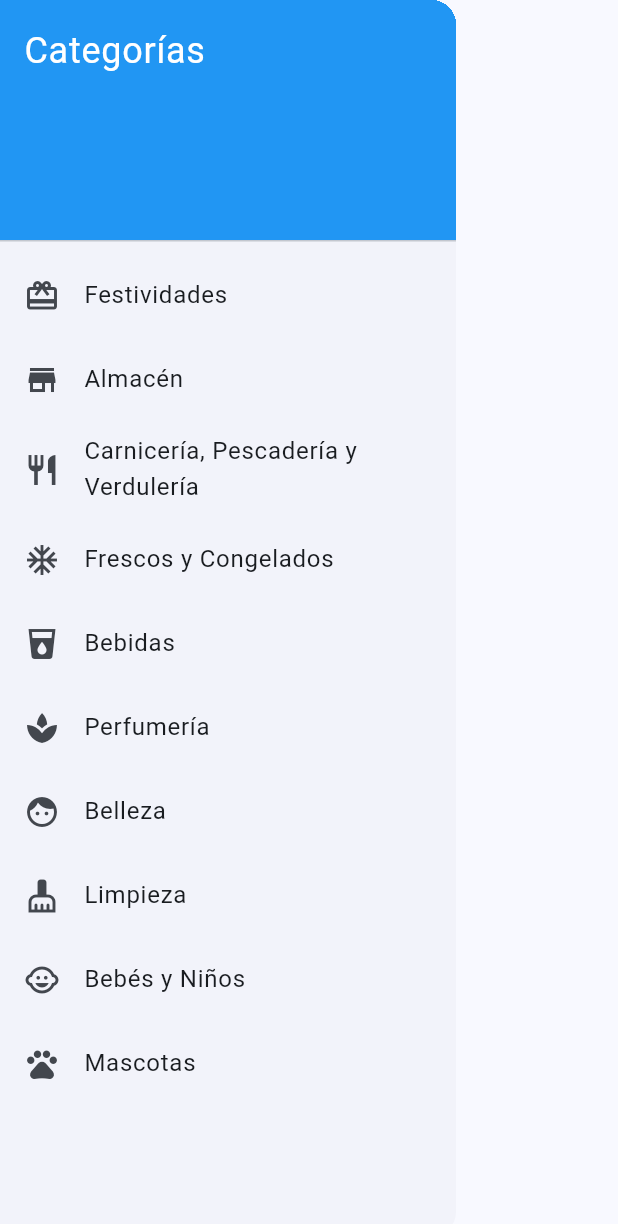
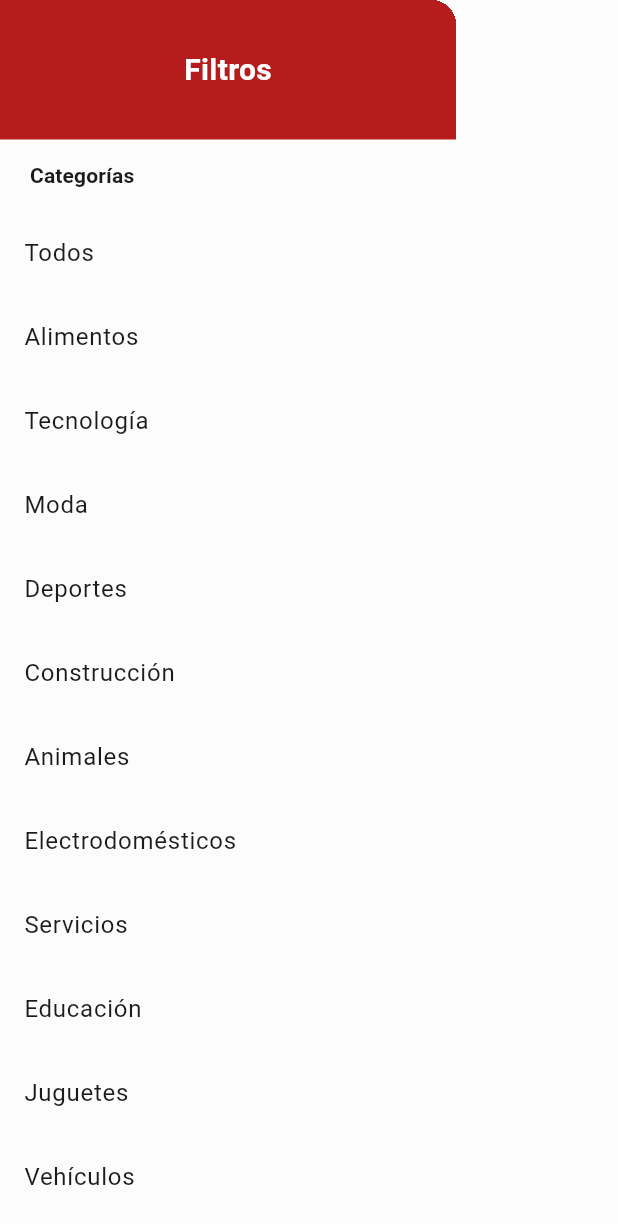
Before and after one commit to nicolasOchoa01/offerappflutter2, a Flutter app: the SideMenu widget shown alone on an empty page, opened directly, on a phone screen of 412 x 824 dp. Shown: the top 1224 px of the screen. Run offline on Flutter 3.47's test engine with Material 3 defaults, Android fonts, the light colour scheme and no system bars; our stand-ins replace cached_network_image, cloud_firestore, equatable, firebase_auth, firebase_core, firebase_messaging and 10 more; missing offline and left inert: cloudinary_public; accounts and stored records are empty.

Commit message:
arreglo en filtros y colores; modo nocturno

```diff
--- a/lib/main.dart
+++ b/lib/main.dart
@@ -13,6 +13,49 @@ import 'package:myapp/src/data/services/session_manager.dart';
 import 'package:myapp/src/navigation/app_router.dart';
 import 'package:provider/provider.dart';
 import 'package:myapp/src/services/firebase_messaging_service.dart';
+
+// Color Schemes defined from the native app's theme
+const lightColorScheme = ColorScheme(
+  brightness: Brightness.light,
+  primary: Color(0xFFB71C1C),
+  onPrimary: Colors.white,
+  secondary: Color(0xFF8D6E63),
+  onSecondary: Colors.white,
+  tertiary: Color(0xFFE64A19),
+  onTertiary: Colors.white,
+  error: Color(0xFFBA1A1A),
+  onError: Colors.white,
+  surface: Color(0xFFFCFCFC),
+  onSurface: Color(0xFF1C1B1B),
+  background: Color(0xFFFCFCFC),
+  onBackground: Color(0xFF1C1B1B),
+);
+
+const darkColorScheme = ColorScheme(
+  brightness: Brightness.dark,
+  primary: Color(0xFFE57373),
+  onPrimary: Colors.black,
+  secondary: Color(0xFFBCAAA4),
+  onSecondary: Colors.black,
+  tertiary: Color(0xFFFFB59D),
+  onTertiary: Colors.black,
+  error: Color(0xFFFFB4AB),
+  onError: Color(0xFF690005),
+  surface: Color(0xFF1F1F1F),
+  onSurface: Colors.white,
+  background: Color(0xFF121212),
+  onBackground: Colors.white,
+);
+
+// Typography defined from the native app's theme
+const textTheme = TextTheme(
+  bodyLarge: TextStyle(
+    fontWeight: FontWeight.w400,
+    fontSize: 16.0,
+    height: 1.5, // 24.0sp line height / 16.0sp font size
+    letterSpacing: 0.5,
+  ),
+);
 
 void main() async {
   WidgetsFlutterBinding.ensureInitialized();
@@ -101,18 +144,14 @@ class MyApp extends StatelessWidget {
             themeMode: context.watch<ThemeNotifier>().themeMode,
             theme: ThemeData(
               useMaterial3: true,
-              colorScheme: ColorScheme.fromSeed(
-                seedColor: Colors.blue,
-                brightness: Brightness.light,
-              ),
+              colorScheme: lightColorScheme,
+              textTheme: textTheme,
               visualDensity: VisualDensity.adaptivePlatformDensity,
             ),
             darkTheme: ThemeData(
               useMaterial3: true,
-              colorScheme: ColorScheme.fromSeed(
-                seedColor: const Color.fromARGB(255, 52, 161, 224),
-                brightness: Brightness.dark,
-              ),
+              colorScheme: darkColorScheme,
+              textTheme: textTheme,
             ),
             routerConfig: appRouter.router,
           );
--- a/lib/src/application/main/main_notifier.dart
+++ b/lib/src/application/main/main_notifier.dart
@@ -24,7 +24,7 @@ class MainNotifier with ChangeNotifier {
   String _searchQuery = "";
   String get searchQuery => _searchQuery;
 
-  final String _selectedCategory = "Todos";
+  String _selectedCategory = "Todos";
   String get selectedCategory => _selectedCategory;
 
   int _selectedFeedTab = 0;
@@ -121,6 +121,12 @@ class MainNotifier with ChangeNotifier {
     _searchQuery = newQuery;
     _applyFilters();
   }
+
+  void filterByCategory(String category) {
+    _selectedCategory = category;
+    refreshPosts();
+  }
+
     // Métodos para cambiar el orden
     void setSortOption(String field, bool descending) {
         _orderByField = field;
--- a/lib/src/presentation/widgets/custom_header.dart
+++ b/lib/src/presentation/widgets/custom_header.dart
@@ -1,4 +1,3 @@
-
 import 'package:flutter/material.dart';
 
 class CustomHeader extends StatelessWidget implements PreferredSizeWidget {
@@ -83,7 +82,7 @@ class CustomHeader extends StatelessWidget implements PreferredSizeWidget {
           Expanded(child: titleWidget),
         ],
       ),
-      backgroundColor: Colors.red,
+      backgroundColor: Theme.of(context).colorScheme.primary,
       elevation: 4,
       actions: [
         PopupMenuButton<String>(
--- a/lib/src/presentation/widgets/side_menu.dart
+++ b/lib/src/presentation/widgets/side_menu.dart
@@ -1,45 +1,82 @@
 import 'package:flutter/material.dart';
+import 'package:myapp/src/application/main/main_notifier.dart';
+import 'package:myapp/src/application/theme/theme_notifier.dart';
+import 'package:provider/provider.dart';
 
 class SideMenu extends StatelessWidget {
   const SideMenu({super.key});
+
   @override
   Widget build(BuildContext context) {
+    final mainNotifier = context.watch<MainNotifier?>();
+    final themeNotifier = context.watch<ThemeNotifier>();
+    final categories = [
+      "Todos", "Alimentos", "Tecnología", "Moda", "Deportes", "Construcción",
+      "Animales", "Electrodomésticos", "Servicios", "Educación",
+      "Juguetes", "Vehículos", "Otros"
+    ];
+
     return Drawer(
-      child: ListView(
-        padding: EdgeInsets.zero,
+      child: Column(
         children: [
-          DrawerHeader(
-            decoration: BoxDecoration(color: Colors.blue),
-            child: Text(
-              'Categorías',
-              style: TextStyle(color: Colors.white, fontSize: 24),
+          Container(
+            width: double.infinity,
+            color: Theme.of(context).colorScheme.primary,
+            padding: const EdgeInsets.symmetric(vertical: 32.0),
+            child: Center(
+              child: Text(
+                "Filtros",
+                style: TextStyle(
+                  color: Theme.of(context).colorScheme.onPrimary,
+                  fontSize: 20,
+                  fontWeight: FontWeight.bold,
+                ),
+              ),
             ),
           ),
-          _buildMenuItem(Icons.card_giftcard, 'Festividades'),
-          _buildMenuItem(Icons.store, 'Almacén'),
-          _buildMenuItem(
-            Icons.restaurant,
-            'Carnicería, Pescadería y Verdulería',
+          Expanded(
+            child: ListView(
+              padding: EdgeInsets.zero,
+              children: [
+                Padding(
+                  padding: const EdgeInsets.symmetric(horizontal: 20.0, vertical: 14.0),
+                  child: Text(
+                    'Categorías',
+                    style: Theme.of(context).textTheme.labelLarge?.copyWith(fontWeight: FontWeight.bold),
+                  ),
+                ),
+                ...categories.map((category) {
+                  final isSelected = mainNotifier?.selectedCategory == category;
+                  return ListTile(
+                    title: Text(
+                      category,
+                      style: TextStyle(
+                        fontWeight: isSelected ? FontWeight.bold : FontWeight.normal,
+                      ),
+                    ),
+                    tileColor: isSelected ? Theme.of(context).colorScheme.primary.withOpacity(0.12) : null,
+                    onTap: () {
+                      mainNotifier?.filterByCategory(category);
+                      Navigator.of(context).pop();
+                    },
+                  );
+                }).toList(),
+                const Divider(height: 1),
+                SwitchListTile(
+                  title: Text(
+                    'Modo Oscuro',
+                    style: Theme.of(context).textTheme.bodyLarge?.copyWith(fontWeight: FontWeight.bold),
+                  ),
+                  value: themeNotifier.isDarkMode ?? false,
+                  onChanged: (bool value) {
+                    themeNotifier.setTheme(value);
+                  },
+                ),
+              ],
+            ),
           ),
-          _buildMenuItem(Icons.ac_unit, 'Frescos y Congelados'),
-          _buildMenuItem(Icons.local_drink, 'Bebidas'),
-          _buildMenuItem(Icons.spa, 'Perfumería'),
-          _buildMenuItem(Icons.face, 'Belleza'),
-          _buildMenuItem(Icons.cleaning_services, 'Limpieza'),
-          _buildMenuItem(Icons.child_care, 'Bebés y Niños'),
-          _buildMenuItem(Icons.pets, 'Mascotas'),
         ],
       ),
     );
   }
-
-  Widget _buildMenuItem(IconData icon, String title) {
-    return ListTile(
-      leading: Icon(icon),
-      title: Text(title),
-      onTap: () {
-        // Navegación o lógica según categoría
-      },
-    );
-  }
 }
```
